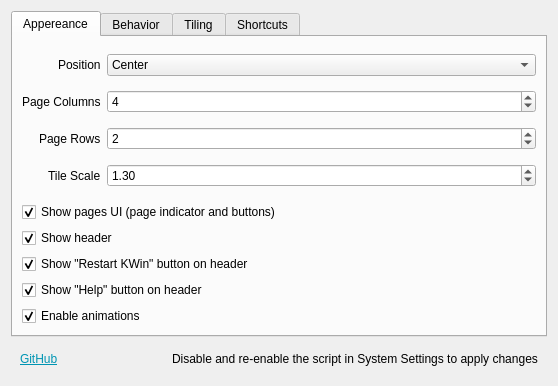
qewer33/Exquisite, file package/contents/ui/config.ui: the form before one commit.
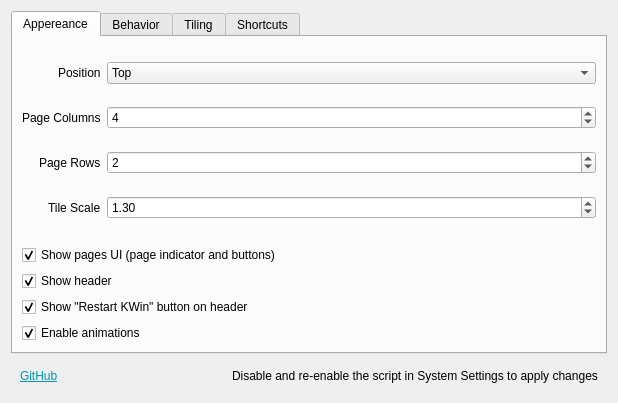
The form after the commit. Icons and pictures are not drawn.

Commit message: Fix window layout editor bugs (still WIP)

```diff
--- a/package/contents/ui/config.ui
+++ b/package/contents/ui/config.ui
@@ -6,8 +6,8 @@
    <rect>
     <x>0</x>
     <y>0</y>
-    <width>558</width>
-    <height>386</height>
+    <width>618</width>
+    <height>403</height>
    </rect>
   </property>
   <property name="sizePolicy">
@@ -117,10 +117,10 @@
             </sizepolicy>
            </property>
            <property name="currentText">
-            <string>Center</string>
+            <string>Top</string>
            </property>
            <property name="currentIndex">
-            <number>1</number>
+            <number>0</number>
            </property>
            <item>
             <property name="text">
@@ -222,25 +222,6 @@
          </property>
         </widget>
        </item>
-       <item>
-        <widget class="QCheckBox" name="kcfg_showHelpButton">
-         <property name="sizePolicy">
-          <sizepolicy hsizetype="Minimum" vsizetype="Fixed">
-           <horstretch>0</horstretch>
-           <verstretch>0</verstretch>
-          </sizepolicy>
-         </property>
-         <property name="text">
-          <string>Show &quot;Help&quot; button on header</string>
-         </property>
-         <property name="checkable">
-          <bool>true</bool>
-         </property>
-         <property name="checked">
-          <bool>true</bool>
-         </property>
-        </widget>
-       </item>
        <item>
         <widget class="QCheckBox" name="kcfg_enableAnimations">
          <property name="text">
```
Left out of the diff: 36 changed lines with no effect on the pictures. The commit also changes 6 other files.
